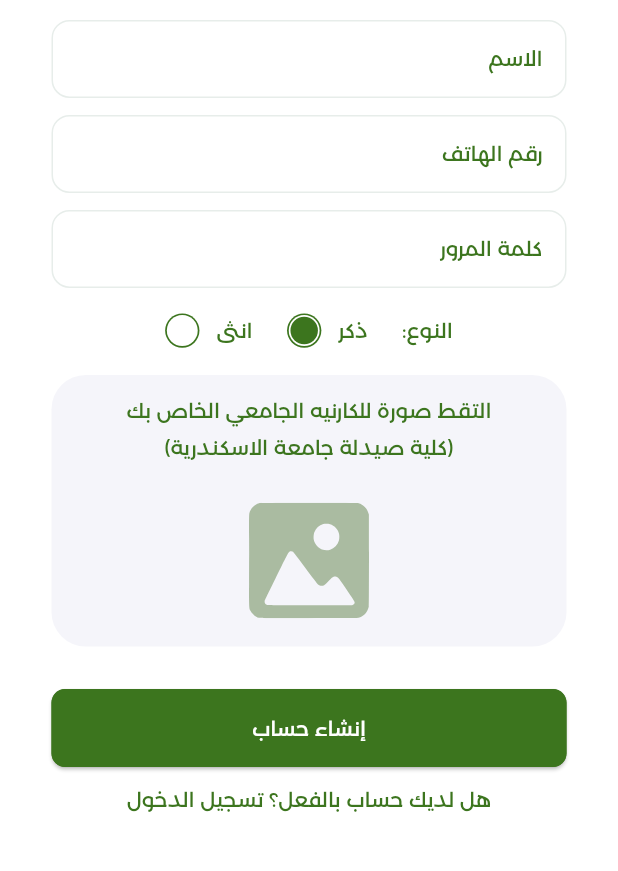
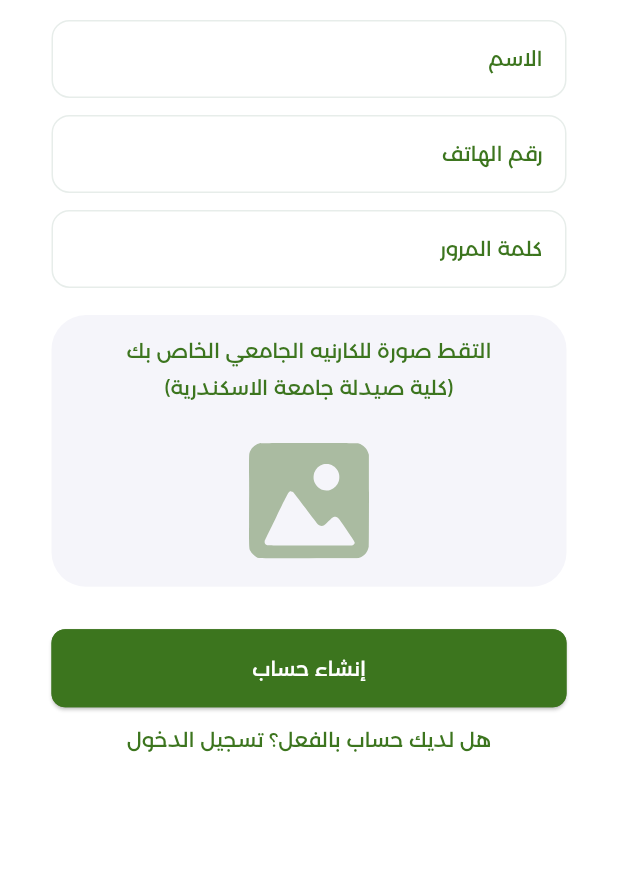
Before and after one commit to ahmed-tarek-salem/green_cycle, a Flutter app: the screen it shows after launch, on a phone screen of 412 x 824 dp, the part 323-1194 px from its top. Run offline on Flutter 3.47's test engine with Material 3 defaults, Android fonts, the phone set to English and light mode, and no system bars; our stand-ins replace cached_network_image, curved_navigation_bar, dio, flutter_screenutil, flutter_smart_dialog, flutter_spinkit and 6 more; project files that could hold a hidden picture were left out.

```diff
--- a/lib/modules/sign_up/sign_up_screen.dart
+++ b/lib/modules/sign_up/sign_up_screen.dart
@@ -58,8 +58,8 @@ class SignupScreen extends GetView<SignUpController> {
                     FormBuilderValidators.maxLength(50),
                   ]),
                   controller: controller.passwordController),
-              SizedBox(height: 15.h),
-              GenderSection(controller: controller),
+              // SizedBox(height: 15.h),
+              // GenderSection(controller: controller),
               SizedBox(height: 16.h),
               IdSection(controller: controller),
               SizedBox(height: 25.h),
```
